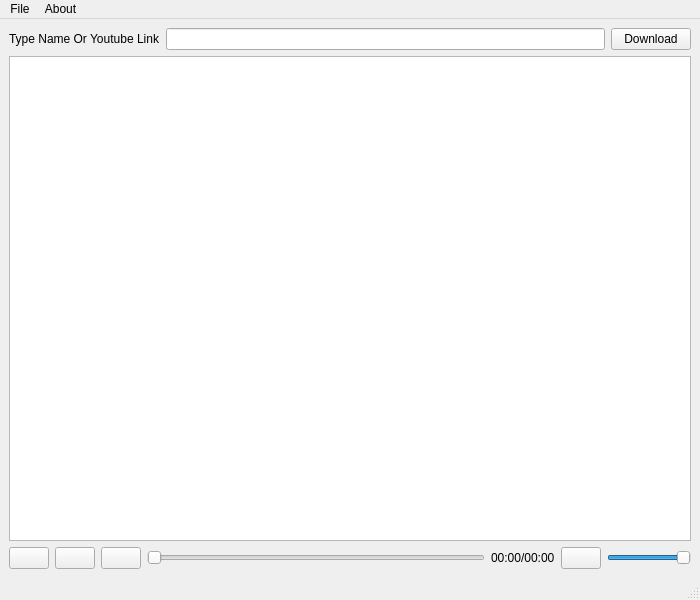
The window that mainwindow.ui (YASH-GU24/Audio_Player) describes before a commit, drawn with Qt 5.
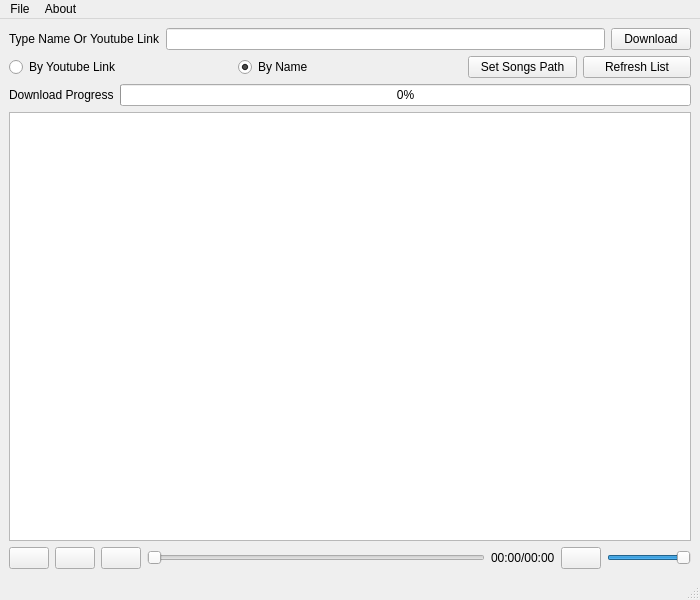
The same window after the commit. Icons and pictures are not drawn.

Commit message: Added download option

Diff of the .ui file:
```diff
--- a/mainwindow.ui
+++ b/mainwindow.ui
@@ -16,8 +16,12 @@
   <widget class="QWidget" name="centralwidget">
    <layout class="QGridLayout" name="gridLayout">
     <item row="0" column="0">
+     <layout class="QVBoxLayout" name="verticalLayout_4">
+      <item>
      <layout class="QVBoxLayout" name="verticalLayout_3">
       <item>
+         <layout class="QVBoxLayout" name="verticalLayout">
+          <item>
        <layout class="QHBoxLayout" name="horizontalLayout_4">
         <item>
          <widget class="QLabel" name="label_2">
@@ -39,6 +43,76 @@
        </layout>
       </item>
       <item>
+           <layout class="QHBoxLayout" name="horizontalLayout_3">
+            <item>
+             <widget class="QRadioButton" name="byLink">
+              <property name="enabled">
+               <bool>true</bool>
+              </property>
+              <property name="text">
+               <string>By Youtube Link</string>
+              </property>
+              <property name="checked">
+               <bool>false</bool>
+              </property>
+             </widget>
+            </item>
+            <item>
+             <widget class="QRadioButton" name="byName">
+              <property name="enabled">
+               <bool>true</bool>
+              </property>
+              <property name="text">
+               <string>By Name</string>
+              </property>
+              <property name="checked">
+               <bool>true</bool>
+              </property>
+             </widget>
+            </item>
+            <item>
+             <layout class="QHBoxLayout" name="horizontalLayout_2">
+              <item>
+               <widget class="QPushButton" name="SetPath">
+                <property name="text">
+                 <string>Set Songs Path</string>
+                </property>
+               </widget>
+              </item>
+              <item>
+               <widget class="QPushButton" name="pushButton_2">
+                <property name="text">
+                 <string>Refresh List</string>
+                </property>
+               </widget>
+              </item>
+             </layout>
+            </item>
+           </layout>
+          </item>
+         </layout>
+        </item>
+        <item>
+         <layout class="QHBoxLayout" name="horizontalLayout_5">
+          <item>
+           <widget class="QLabel" name="downloadProgress">
+            <property name="text">
+             <string>Download Progress</string>
+            </property>
+           </widget>
+          </item>
+          <item>
+           <widget class="QProgressBar" name="downProgressBar">
+            <property name="value">
+             <number>0</number>
+            </property>
+           </widget>
+          </item>
+         </layout>
+        </item>
+       </layout>
+      </item>
+      <item>
        <layout class="QVBoxLayout" name="verticalLayout_2">
         <item>
          <widget class="QListWidget" name="listWidget"/>
```
Left out of the diff: 27 changed lines with no effect on the pictures. Lines whose indentation alone changed are shown as unchanged. The commit also changes 9 other files.
